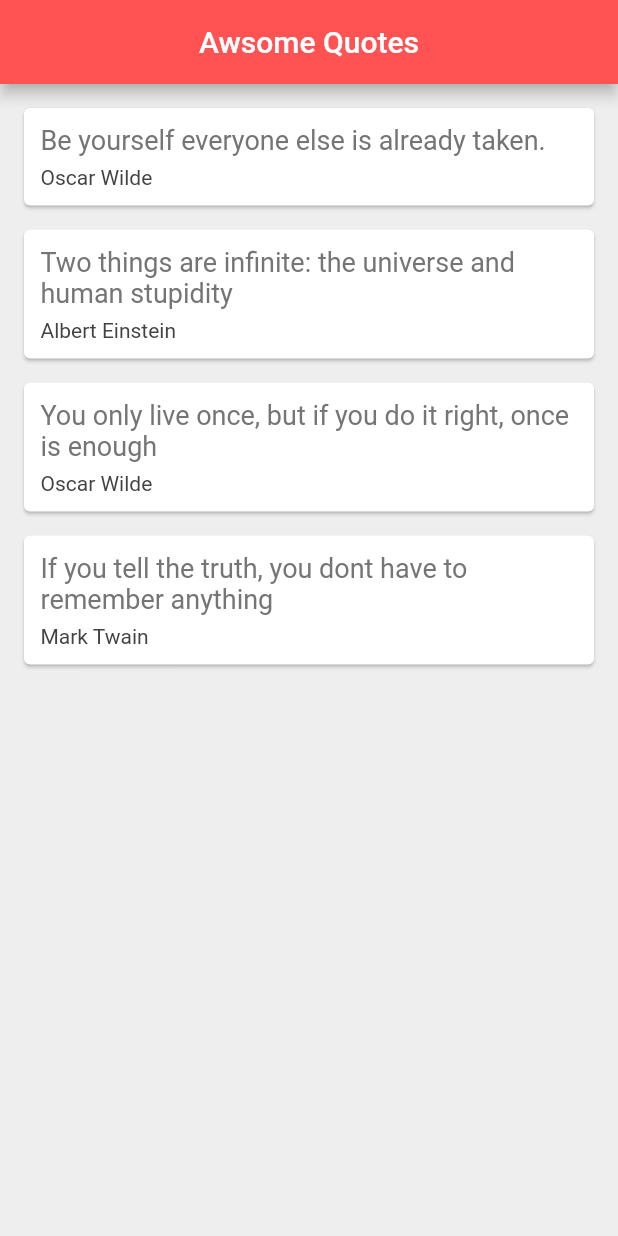
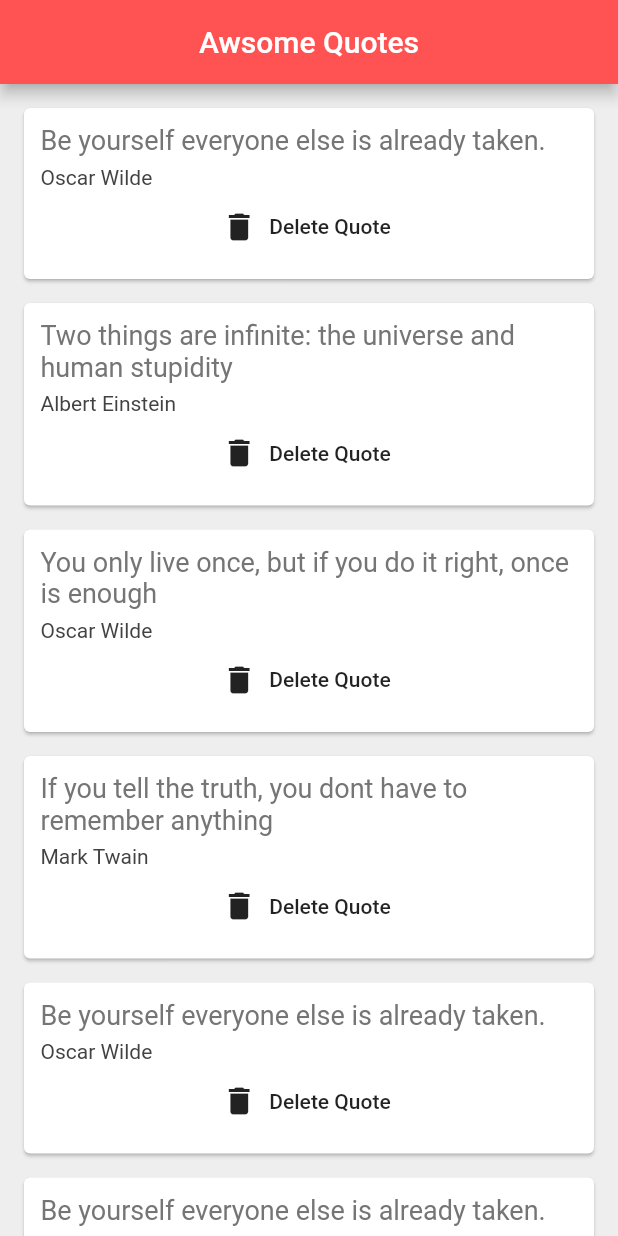
Before and after one commit to ledjo-b/LearningFlutter, a Flutter app: the screen it shows after launch, on a phone screen of 412 x 824 dp. Run offline on Flutter 3.47's test engine with Material 2 defaults, Android fonts, the phone set to English and light mode, and no system bars.

Commit message:
Passing functions as parameters

```diff
--- a/lib/main.dart
+++ b/lib/main.dart
@@ -25,6 +25,12 @@ class _QuoteListState extends State<QuoteList> {
     Quote(
         text: 'If you tell the truth, you dont have to remember anything',
         author: 'Mark Twain'),
+        Quote(
+        text: 'Be yourself everyone else is already taken.',
+        author: 'Oscar Wilde'),
+        Quote(
+        text: 'Be yourself everyone else is already taken.',
+        author: 'Oscar Wilde'),
   ];
 
   @override
@@ -36,8 +42,17 @@ class _QuoteListState extends State<QuoteList> {
         centerTitle: true,
         backgroundColor: Colors.redAccent,
       ),
-      body: Column(
-        children: quotes.map((quote) => QuoteCard(quote: quote)).toList(),
+      body: SingleChildScrollView(
+              child: Column(
+          children: quotes.map((quote) => QuoteCard(
+            quote: quote,
+            delete: () {
+               setState(() {
+                 quotes.remove(quote);
+               });
+            }
+            )).toList(),
+        ),
       ),
     );
   }
--- a/lib/quote_card.dart
+++ b/lib/quote_card.dart
@@ -3,8 +3,9 @@ import 'quote.dart';
 
 class QuoteCard extends StatelessWidget {
   final Quote quote;
+  final Function delete ;
 
-  QuoteCard({this.quote});
+  QuoteCard({this.quote,this.delete});
 
   @override
   Widget build(BuildContext context) {
@@ -29,6 +30,12 @@ class QuoteCard extends StatelessWidget {
                 fontSize: 14.0,
                 color: Colors.grey[800],
               ),
+            ),
+            SizedBox(height:1.0),
+            FlatButton.icon(
+              onPressed: delete,
+              label: Text('Delete Quote'),
+              icon: Icon(Icons.delete),
             )
           ],
         ),
```
